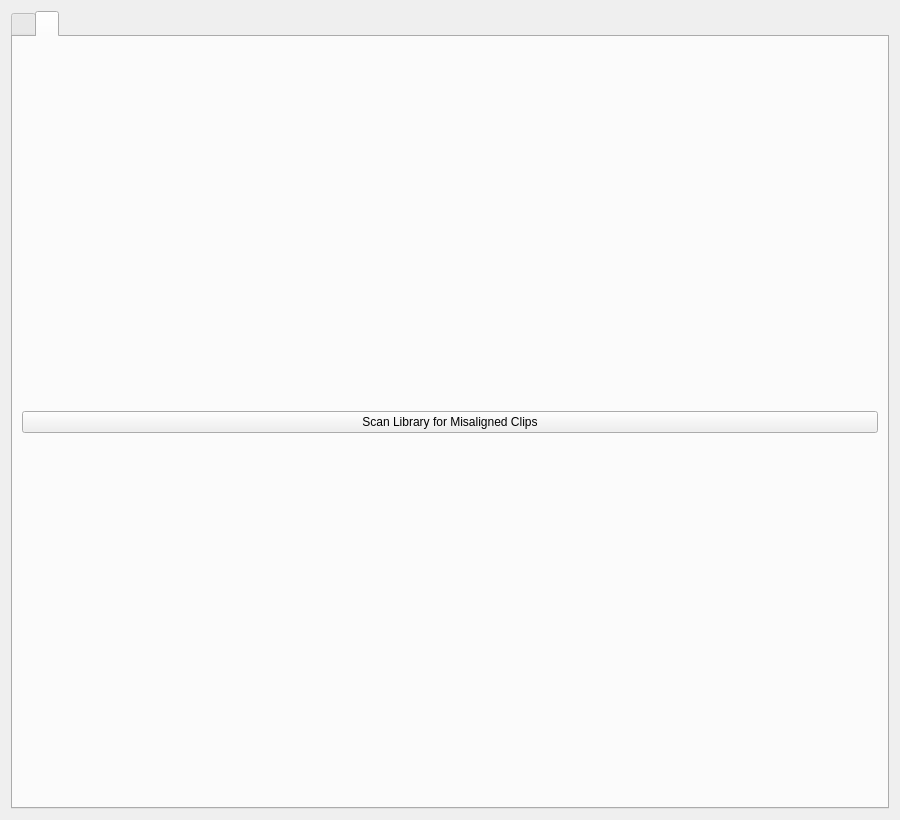
First picture: the form in library/librarywindow.ui, repository trafficman/commcut, before the edit.
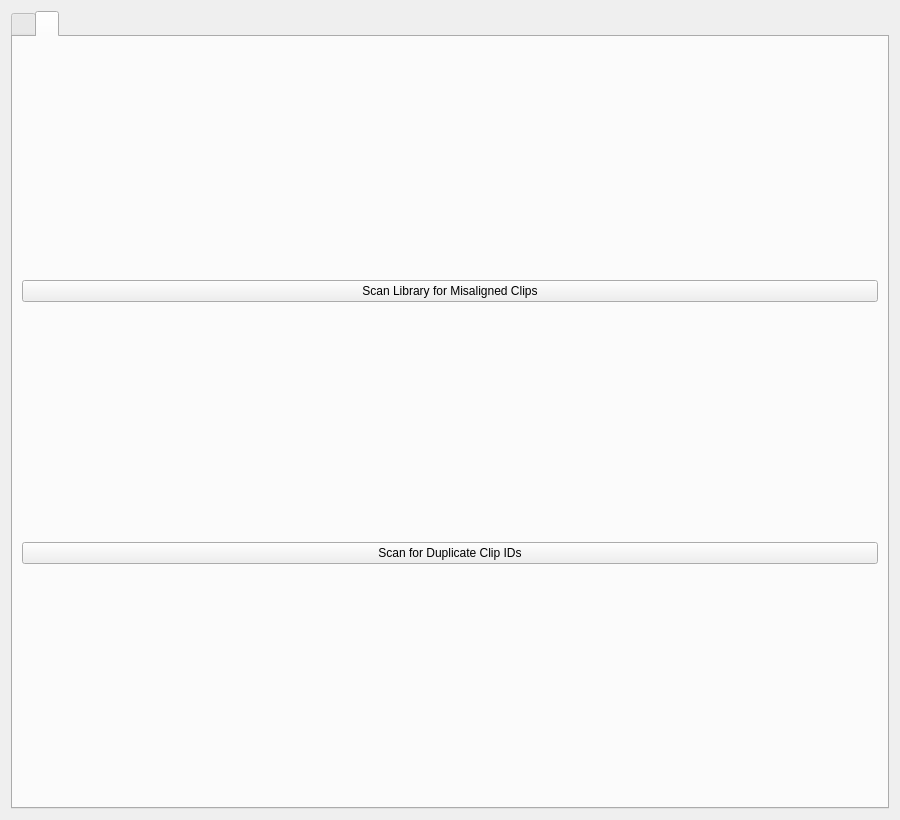
Second picture: the form after the edit. The open tabs and pages were chosen to show the change. Custom widgets are drawn as their Qt base class.

Commit message: #48, basic UUID duplicate scan added to maintenance tab of library manager

Patch:
```diff
--- a/library/librarywindow.ui
+++ b/library/librarywindow.ui
@@ -266,6 +266,16 @@
          </property>
         </widget>
        </item>
+        <item>
+         <widget class="QPushButton" name="buttonScanDuplicateIds">
+          <property name="toolTip">
+           <string>Scan the library for clips that share the same clip ID in their .cnfo record, and report them.</string>
+          </property>
+          <property name="text">
+           <string>Scan for Duplicate Clip IDs</string>
+          </property>
+         </widget>
+        </item>
       </layout>
      </widget>
     </widget>
```
Lines whose indentation alone changed are shown as unchanged. The commit also changes 7 other files.
